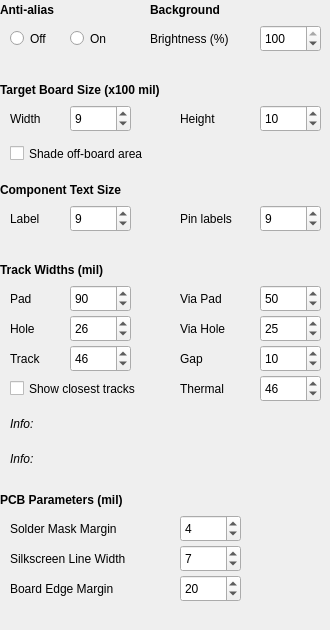
Qt form src/renderingdialog.ui (melak/veroroute) before a commit.
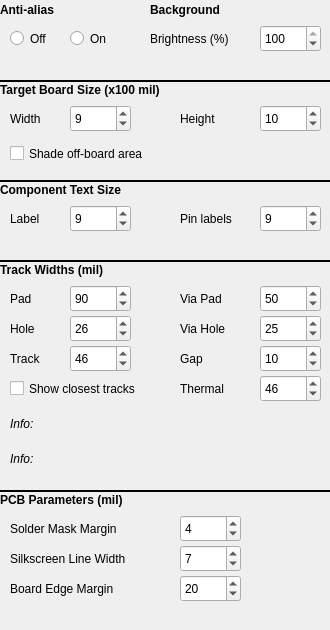
The same form after that commit.

What changed in the file:
```diff
--- a/src/renderingdialog.ui
+++ b/src/renderingdialog.ui
@@ -899,6 +899,82 @@
     <set>Qt::AlignLeading|Qt::AlignLeft|Qt::AlignVCenter</set>
    </property>
   </widget>
+  <widget class="Line" name="line_11">
+   <property name="geometry">
+    <rect>
+     <x>0</x>
+     <y>80</y>
+     <width>330</width>
+     <height>2</height>
+    </rect>
+   </property>
+   <property name="frameShadow">
+    <enum>QFrame::Plain</enum>
+   </property>
+   <property name="lineWidth">
+    <number>2</number>
+   </property>
+   <property name="orientation">
+    <enum>Qt::Horizontal</enum>
+   </property>
+  </widget>
+  <widget class="Line" name="line_12">
+   <property name="geometry">
+    <rect>
+     <x>0</x>
+     <y>180</y>
+     <width>330</width>
+     <height>2</height>
+    </rect>
+   </property>
+   <property name="frameShadow">
+    <enum>QFrame::Plain</enum>
+   </property>
+   <property name="lineWidth">
+    <number>2</number>
+   </property>
+   <property name="orientation">
+    <enum>Qt::Horizontal</enum>
+   </property>
+  </widget>
+  <widget class="Line" name="line_13">
+   <property name="geometry">
+    <rect>
+     <x>0</x>
+     <y>260</y>
+     <width>330</width>
+     <height>2</height>
+    </rect>
+   </property>
+   <property name="frameShadow">
+    <enum>QFrame::Plain</enum>
+   </property>
+   <property name="lineWidth">
+    <number>2</number>
+   </property>
+   <property name="orientation">
+    <enum>Qt::Horizontal</enum>
+   </property>
+  </widget>
+  <widget class="Line" name="line_14">
+   <property name="geometry">
+    <rect>
+     <x>0</x>
+     <y>490</y>
+     <width>330</width>
+     <height>2</height>
+    </rect>
+   </property>
+   <property name="frameShadow">
+    <enum>QFrame::Plain</enum>
+   </property>
+   <property name="lineWidth">
+    <number>2</number>
+   </property>
+   <property name="orientation">
+    <enum>Qt::Horizontal</enum>
+   </property>
+  </widget>
  </widget>
  <tabstops>
   <tabstop>comptext</tabstop>
```
